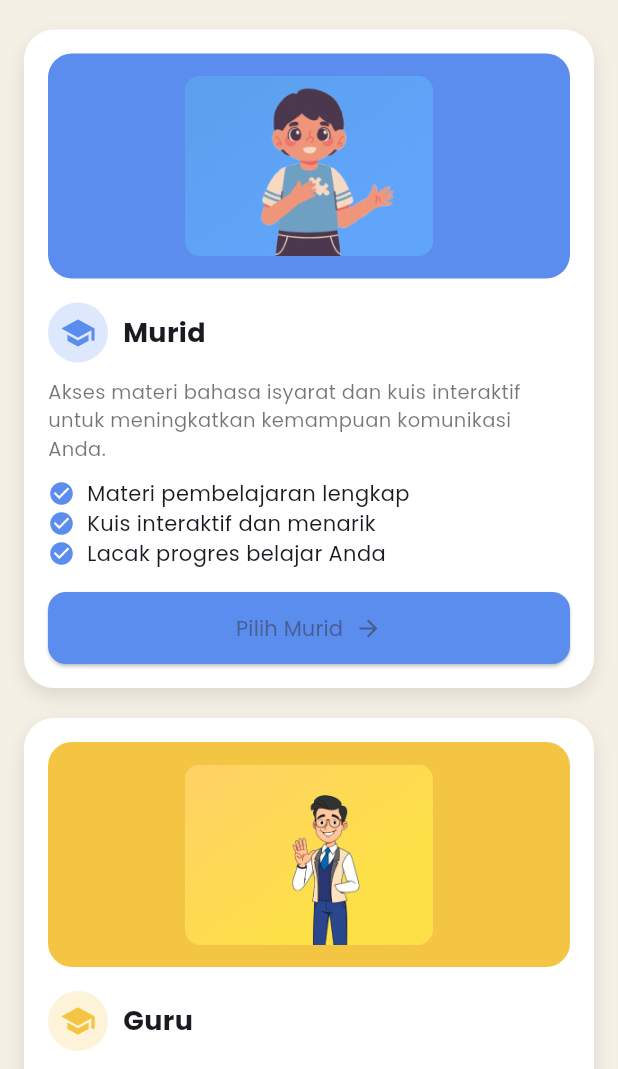
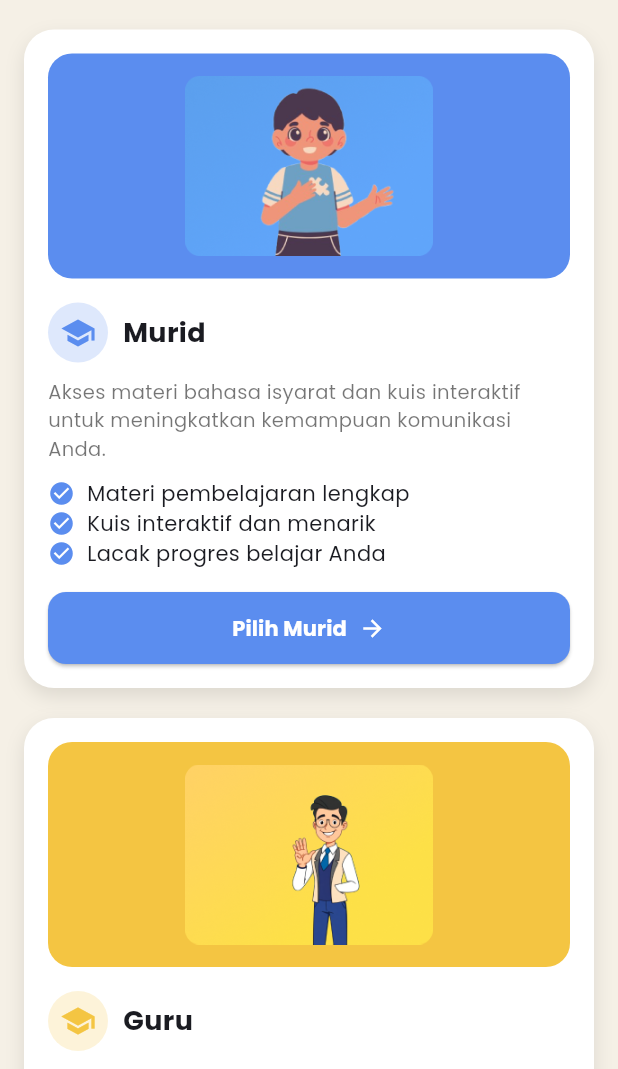
Before and after one commit to renatanianaysila-lab/app, a Flutter app: the RolePage screen opened by its route, on a phone screen of 412 x 824 dp, the part 167-1236 px from its top. Run offline on Flutter 3.47's test engine with Material 3 defaults, Android fonts, the phone set to English and light mode, and no system bars.

Commit message:
fix: benerin navigasi tombol pilih role murid dan integrasi bottom navbar

```diff
--- a/lib/pages/role_page.dart
+++ b/lib/pages/role_page.dart
@@ -1,4 +1,5 @@
 import 'package:flutter/material.dart';
+import 'package:app/routes/index.dart';
 
 class RolePage extends StatelessWidget {
   const RolePage({super.key});
@@ -46,6 +47,10 @@ class RolePage extends StatelessWidget {
                 ],
                 buttonText: "Pilih Murid",
                 buttonColor: const Color(0xFF5B8DEF),
+                onTap: () {
+                  // 🔥 Saat tombol murid ditekan, pindah ke dashboard utama
+                  Navigator.pushReplacementNamed(context, AppRoutes.dashboard);
+                },
               ),
 
               const SizedBox(height: 20),
@@ -64,6 +69,10 @@ class RolePage extends StatelessWidget {
                 ],
                 buttonText: "Pilih Guru",
                 buttonColor: const Color(0xFFF4C542),
+                onTap: () {
+                  // Sementara diarahkan ke dashboard juga, atau bisa kamu ganti ke halaman guru nanti
+                  Navigator.pushReplacementNamed(context, AppRoutes.dashboard);
+                },
               ),
 
               const SizedBox(height: 20),
@@ -75,8 +84,8 @@ class RolePage extends StatelessWidget {
                   color: Colors.grey.shade300,
                   borderRadius: BorderRadius.circular(16),
                 ),
-                child: Column(
-                  children: const [
+                child: const Column(
+                  children: [
                     Row(
                       mainAxisAlignment: MainAxisAlignment.center,
                       children: [
@@ -107,7 +116,7 @@ class RolePage extends StatelessWidget {
     );
   }
 
-  /// CARD
+  /// CARD WIDGET (Sudah ditambahkan parameter VoidCallback onTap)
   Widget roleCard({
     required String imagePath,
     required Color colorTop,
@@ -116,6 +125,7 @@ class RolePage extends StatelessWidget {
     required List<String> points,
     required String buttonText,
     required Color buttonColor,
+    required VoidCallback onTap, // 🔥 Parameter baru untuk mendeteksi klik tombol
   }) {
     return Container(
       padding: const EdgeInsets.all(16),
@@ -195,16 +205,17 @@ class RolePage extends StatelessWidget {
             child: ElevatedButton(
               style: ElevatedButton.styleFrom(
                 backgroundColor: buttonColor,
+                foregroundColor: Colors.white, // Warna teks & ikon panah jadi putih biar kontras
                 padding: const EdgeInsets.symmetric(vertical: 14),
                 shape: RoundedRectangleBorder(
                   borderRadius: BorderRadius.circular(12),
                 ),
               ),
-              onPressed: () {},
+              onPressed: onTap, // 🔥 Memanggil fungsi onTap yang dikirim dari atas
               child: Row(
                 mainAxisAlignment: MainAxisAlignment.center,
                 children: [
-                  Text(buttonText),
+                  Text(buttonText, style: const TextStyle(fontWeight: FontWeight.bold)),
                   const SizedBox(width: 8),
                   const Icon(Icons.arrow_forward),
                 ],
```
